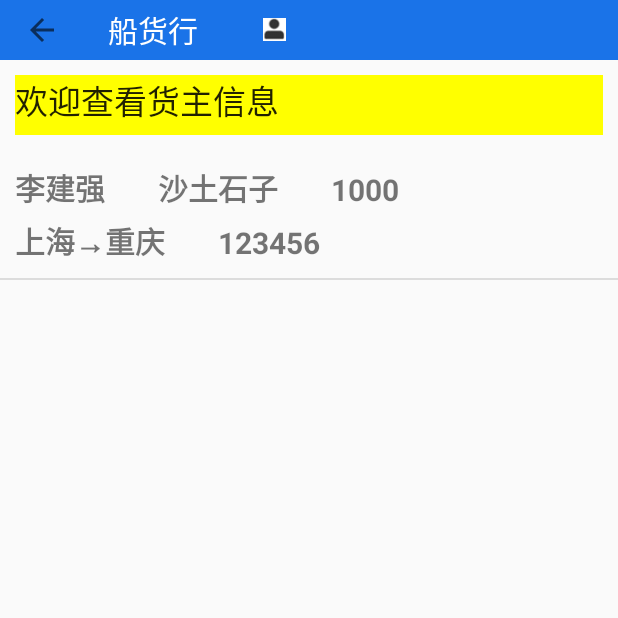
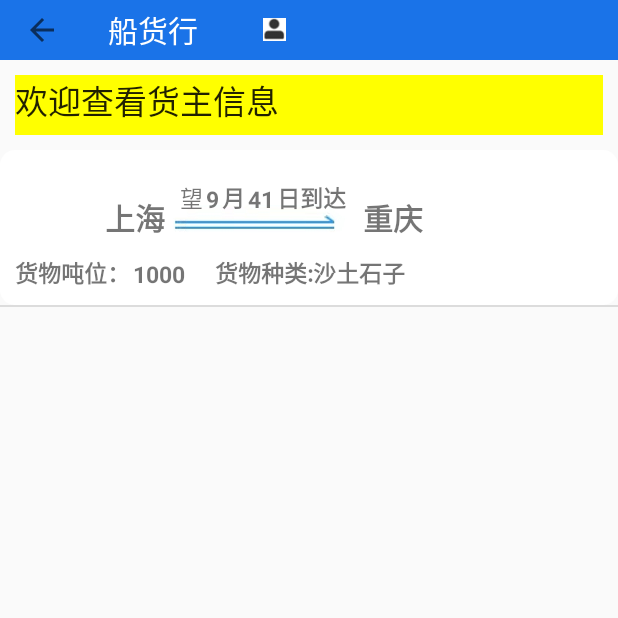
Before and after one commit to codejoker-c/water-transport-research, an Android app: the InfoList screen opened directly, with no data from a screen before it, on a phone screen of 412 x 824 dp, the top half of it. Run offline under Robolectric (Android 15) with nearby library versions, the phone set to English and light mode, and no system bars; our stand-ins replace Room's generated code.

Commit message:
货物信息查询更新！

```diff
--- a/HelloWorld/app/src/main/AndroidManifest.xml
+++ b/HelloWorld/app/src/main/AndroidManifest.xml
@@ -9,6 +9,9 @@
         android:roundIcon="@mipmap/ic_launcher_round"
         android:supportsRtl="true"
         android:theme="@style/Theme.AppCompat.Light.NoActionBar">
+        <activity
+            android:name=".InfoDesc"
+            android:exported="false" />
         <activity
             android:name=".CargoQuery"
             android:exported="false" />
@@ -71,7 +74,7 @@
         </activity>
         <activity
             android:name=".MainActivity"
-            android:exported="false"></activity>
+            android:exported="false" />
     </application>
 
 </manifest>
--- a/HelloWorld/app/src/main/java/com/example/helloworld/HomeMenuActivity.java
+++ b/HelloWorld/app/src/main/java/com/example/helloworld/HomeMenuActivity.java
@@ -29,7 +29,7 @@ public class HomeMenuActivity extends AppCompatActivity {
 
     List<View> viewList;    //ViewPager的数据源
     //<ImageView>pointList;  //存放显示器小点点的集
-    int[] picIds = {R.mipmap.test, R.mipmap.dragon, R.mipmap.mercury, R.mipmap.joker};
+    int[] picIds = {R.mipmap.slide_1,R.mipmap.test, R.mipmap.dragon, R.mipmap.mercury};
     private AboutAdapter adapter;
 
     Handler handler = new Handler() {
--- a/HelloWorld/app/src/main/java/com/example/helloworld/InfoListAdapter.java
+++ b/HelloWorld/app/src/main/java/com/example/helloworld/InfoListAdapter.java
@@ -14,9 +14,10 @@ import com.example.helloworld.database.user_Cargo;
 
 import java.util.List;
 
-public class InfoListAdapter extends RecyclerView.Adapter<InfoListAdapter.ViewHolder> {
+public class InfoListAdapter extends RecyclerView.Adapter<InfoListAdapter.ViewHolder>  implements View.OnClickListener{
     Context context;
     List<user_Cargo> CargoData;
+    private RecyclerView recyclerView;
 
     public InfoListAdapter(Context context, List<user_Cargo> cargoData) {
         this.context = context;
@@ -32,6 +33,7 @@ public class InfoListAdapter extends RecyclerView.Adapter<InfoListAdapter.ViewHo
     @Override
     public ViewHolder onCreateViewHolder(@NonNull ViewGroup parent, int viewType) {
         View itemView = LayoutInflater.from(parent.getContext()).inflate(R.layout.item_infolist, parent, false);
+        itemView.setOnClickListener(this);
         ViewHolder viewHolder = new ViewHolder(itemView);
         return viewHolder;
     }
@@ -39,12 +41,12 @@ public class InfoListAdapter extends RecyclerView.Adapter<InfoListAdapter.ViewHo
     @Override
     public void onBindViewHolder(@NonNull ViewHolder holder, int position) {
         user_Cargo user_cargo = CargoData.get(position);
-        holder.cargo_name.setText(user_cargo.name);
-        holder.cargo_phone.setText(user_cargo.phone);
+        //holder.cargo_name.setText(user_cargo.name);
+        //holder.cargo_phone.setText(user_cargo.phone);
         holder.cargo_kind.setText(user_cargo.cargo_type);
         holder.cargo_site.setText(user_cargo.depart);
         holder.cargo_des.setText(user_cargo.destin);
-        holder.cargo_arrow.setText("→");
+        //holder.cargo_arrow.setText("→");
         holder.cargo_weight.setText(String.valueOf(user_cargo.cargo_weight));
     }
 
@@ -62,16 +64,54 @@ public class InfoListAdapter extends RecyclerView.Adapter<InfoListAdapter.ViewHo
 
         public ViewHolder(View view) {
             super(view);
-            cargo_name = view.findViewById(R.id.cargo_name);
+            //cargo_name = view.findViewById(R.id.cargo_name);
             cargo_kind = view.findViewById(R.id.cargo_kind);
             cargo_weight = view.findViewById(R.id.cargo_weight);
             cargo_site = view.findViewById(R.id.cargo_site);
-            cargo_arrow = view.findViewById(R.id.cargo_arrow);
+            //cargo_arrow = view.findViewById(R.id.cargo_arrow);
             cargo_des = view.findViewById(R.id.cargo_des);
-            cargo_phone = view.findViewById(R.id.cargo_phone);
+            //cargo_phone = view.findViewById(R.id.cargo_phone);
 
         }
 
 
     }
+
+    @Override
+    public void onClick(View view) {
+        //根据RecyclerView获得当前View的位置
+        int position = recyclerView.getChildAdapterPosition(view);
+        //程序执行到此，会去执行具体实现的onItemClick()方法
+        if (onItemClickListener!=null){
+            onItemClickListener.onItemClick(recyclerView,view,position,CargoData.get(position));
+        }
+    }
+
+    private OnItemClickListener onItemClickListener;
+    public void setOnItemClickListener(OnItemClickListener onItemClickListener){
+        this.onItemClickListener = onItemClickListener;
+    }
+
+    /**
+     * 定义RecyclerView选项单击事件的回调接口
+     */
+    public interface OnItemClickListener{
+        //参数（父组件，当前单击的View,单击的View的位置，数据）
+        void onItemClick(RecyclerView parent,View view, int position, user_Cargo data);
+    }
+
+
+    @Override
+    public void onAttachedToRecyclerView(RecyclerView recyclerView) {
+        super.onAttachedToRecyclerView(recyclerView);
+        this.recyclerView= recyclerView;
+    }
+    /**
+     *   将RecycleView从Adapter解除
+     */
+    @Override
+    public void onDetachedFromRecyclerView(RecyclerView recyclerView) {
+        super.onDetachedFromRecyclerView(recyclerView);
+        this.recyclerView = null;
+    }
 }
--- a/HelloWorld/app/src/main/java/com/example/helloworld/database/User.java
+++ b/HelloWorld/app/src/main/java/com/example/helloworld/database/User.java
@@ -6,9 +6,11 @@ import androidx.room.Entity;
 import androidx.room.Ignore;
 import androidx.room.PrimaryKey;
 
+import java.io.Serializable;
+
 
 @Entity(tableName = "User")
-public class User {
+public class User implements Serializable {
 
     @PrimaryKey(autoGenerate = true)
     @NonNull
--- a/HelloWorld/app/src/main/java/com/example/helloworld/database/user_Boat.java
+++ b/HelloWorld/app/src/main/java/com/example/helloworld/database/user_Boat.java
@@ -4,8 +4,10 @@ import androidx.annotation.NonNull;
 import androidx.room.Entity;
 import androidx.room.Ignore;
 
+import java.io.Serializable;
+
 @Entity(tableName = "user_Boat")
-public class user_Boat extends User {
+public class user_Boat extends User implements Serializable {
     //后续这些数据都有可能更改，故使用public更方便
     public String name;
 
--- a/HelloWorld/app/src/main/java/com/example/helloworld/database/user_Cargo.java
+++ b/HelloWorld/app/src/main/java/com/example/helloworld/database/user_Cargo.java
@@ -3,8 +3,10 @@ package com.example.helloworld.database;
 import androidx.room.Entity;
 import androidx.room.Ignore;
 
+import java.io.Serializable;
+
 @Entity(tableName = "user_Cargo")
-public class user_Cargo extends User {
+public class user_Cargo extends User implements Serializable {    //你这个是可以序列化的
     public String name;
 
     public String phone;
--- /dev/null
+++ b/HelloWorld/app/src/main/res/drawable/item_round.xml
@@ -0,0 +1,12 @@
+<?xml version="1.0" encoding="utf-8"?>
+<shape xmlns:android="http://schemas.android.com/apk/res/android"
+
+    android:shape="rectangle">
+    <solid
+        android:color="@color/white"
+        ></solid>
+    <corners
+        android:radius="10dip"></corners>
+
+
+</shape>
--- a/HelloWorld/app/src/main/res/layout/activity_cargo_message_input.xml
+++ b/HelloWorld/app/src/main/res/layout/activity_cargo_message_input.xml
@@ -59,7 +59,7 @@
         android:layout_height="wrap_content"
         android:layout_marginLeft="10dp"
         android:layout_marginTop="250dp"
-        android:text="货重(kg):"
+        android:text="货重(吨):"
         android:textAppearance="@style/TextAppearance.AppCompat.Medium"></TextView>
 
     <EditText
--- a/HelloWorld/app/src/main/res/layout/activity_info_list.xml
+++ b/HelloWorld/app/src/main/res/layout/activity_info_list.xml
@@ -12,13 +12,13 @@
         android:layout_width="match_parent"
         android:layout_height="60dp"
         android:padding="10dp">
+
         <TextView
             android:layout_width="match_parent"
             android:layout_height="match_parent"
+            android:background="@color/yellow"
             android:text="欢迎查看货主信息"
-            android:background="@color/yellow"
-            android:textAppearance="@style/TextAppearance.AppCompat.Large"
-            />
+            android:textAppearance="@style/TextAppearance.AppCompat.Large" />
     </RelativeLayout>
 
 <!--    <ListView
--- a/HelloWorld/app/src/main/res/layout/item_aboutvp.xml
+++ b/HelloWorld/app/src/main/res/layout/item_aboutvp.xml
@@ -7,8 +7,8 @@
         android:id="@+id/item_aboutvp_iv"
         android:layout_width="match_parent"
         android:layout_height="230dp"
-        android:src="@mipmap/test"
-        android:scaleType="centerCrop"
+        android:src="@mipmap/slide_1"
+        android:scaleType="fitXY"
 
         ></ImageView>
 
--- a/HelloWorld/app/src/main/res/layout/item_infolist.xml
+++ b/HelloWorld/app/src/main/res/layout/item_infolist.xml
@@ -2,95 +2,139 @@
 <RelativeLayout xmlns:android="http://schemas.android.com/apk/res/android"
     android:padding="10dp"
     android:layout_width="match_parent"
-    android:layout_height="wrap_content">
+    android:layout_height="wrap_content"
+    android:background="@drawable/item_round">
 
     <TextView
-        android:id="@+id/cargo_name"
+        android:id="@+id/cargo_site"
         android:layout_width="wrap_content"
         android:layout_height="wrap_content"
-        android:text="货主姓名"
+        android:layout_alignParentLeft="true"
+        android:layout_alignParentTop="true"
+        android:layout_marginLeft="60dp"
+        android:layout_marginTop="20dp"
+        android:text="出发"
+        android:textSize="20sp"
+        android:textStyle="bold"></TextView>
+
+    <ImageView
+        android:id="@+id/cargo_arrow"
+        android:layout_width="wrap_content"
+        android:layout_height="wrap_content"
+        android:background="@mipmap/arrow"
+        android:layout_toRightOf="@id/cargo_site"
+        android:layout_alignBottom="@id/cargo_site"
+        ></ImageView>
+
+
+    <TextView
+        android:id="@+id/cargo_des"
+        android:layout_width="wrap_content"
+        android:layout_height="wrap_content"
+        android:layout_alignBottom="@id/cargo_arrow"
+        android:layout_marginLeft="10dp"
+        android:layout_toRightOf="@+id/cargo_arrow"
+        android:text="目的"
+        android:textSize="20sp"
+        android:textStyle="bold"></TextView>
+
+    <TextView
+        android:id="@+id/const_weight"
+        android:layout_width="wrap_content"
+        android:layout_height="wrap_content"
+        android:text="货物吨位："
         android:textStyle="bold"
-        android:textSize="20sp"
+        android:textSize="15sp"
+        android:layout_marginTop="60dp"
+        ></TextView>
 
-        ></TextView>
+    <TextView
+        android:id="@+id/cargo_weight"
+        android:layout_width="wrap_content"
+        android:layout_height="wrap_content"
+        android:layout_alignBottom="@id/const_weight"
+        android:layout_marginLeft="2dp"
+        android:layout_toRightOf="@id/const_weight"
+        android:text="货物重量"
+        android:textSize="15sp"
+        android:textStyle="bold"></TextView>
+
+    <TextView
+        android:id="@+id/const_kind"
+        android:layout_width="wrap_content"
+        android:layout_height="wrap_content"
+        android:layout_alignBottom="@id/cargo_weight"
+        android:layout_marginLeft="20dp"
+        android:layout_toRightOf="@+id/cargo_weight"
+        android:text="货物种类:"
+        android:textSize="15sp"
+        android:textStyle="bold"></TextView>
 
     <TextView
         android:id="@+id/cargo_kind"
         android:layout_width="wrap_content"
         android:layout_height="wrap_content"
-        android:layout_alignBottom="@id/cargo_name"
-        android:layout_marginLeft="35dp"
-        android:layout_toRightOf="@id/cargo_name"
+        android:layout_alignBottom="@id/const_kind"
+        android:layout_toRightOf="@+id/const_kind"
         android:text="货物种类"
-        android:textSize="20sp"
+        android:textSize="15sp"
         android:textStyle="bold"></TextView>
+
+    <TextView
+        android:id="@+id/const_hope"
+        android:layout_width="wrap_content"
+        android:layout_height="wrap_content"
+        android:layout_marginLeft="110dp"
+        android:layout_marginTop="10dp"
+        android:text="望"
+        android:textSize="15sp"></TextView>
 
 
     <TextView
-        android:id="@+id/cargo_weight"
+        android:id="@+id/cargo_month"
         android:layout_width="wrap_content"
         android:layout_height="wrap_content"
-        android:layout_alignBottom="@id/cargo_kind"
-        android:layout_marginLeft="35dp"
-        android:layout_toRightOf="@id/cargo_kind"
-        android:text="货物重量"
-        android:textSize="20sp"
+        android:layout_toRightOf="@id/const_hope"
+        android:layout_alignBottom="@id/const_hope"
+        android:layout_marginLeft="2dp"
+        android:text="9"
+        android:textSize="15sp"
         android:textStyle="bold"></TextView>
 
     <TextView
-        android:id="@+id/cargo_site"
+        android:id="@+id/const_month"
         android:layout_width="wrap_content"
         android:layout_height="wrap_content"
-        android:layout_alignLeft="@id/cargo_name"
-
-        android:layout_marginTop="35dp"
-        android:text="货物所在地"
-        android:textSize="20sp"
+        android:text="月"
+        android:textSize="15sp"
         android:textStyle="bold"
+        android:layout_toRightOf="@id/cargo_month"
+        android:layout_alignBottom="@id/cargo_month"
+        android:layout_marginLeft="2dp"
         ></TextView>
 
     <TextView
-        android:id="@+id/cargo_arrow"
+        android:id="@+id/cargo_day"
         android:layout_width="wrap_content"
         android:layout_height="wrap_content"
-        android:textStyle="bold"
-        android:text="→"
-        android:textSize="20sp"
-        android:layout_toRightOf="@id/cargo_site"
-        android:layout_alignBottom="@id/cargo_site"
-        ></TextView>
+        android:layout_toRightOf="@id/const_month"
+        android:layout_alignBottom="@id/const_month"
+        android:layout_marginLeft="2dp"
+        android:text="41"
+        android:textSize="15sp"
+        android:textStyle="bold"></TextView>
 
     <TextView
-        android:id="@+id/cargo_des"
+        android:id="@+id/const_day"
         android:layout_width="wrap_content"
         android:layout_height="wrap_content"
-        android:layout_toRightOf="@id/cargo_arrow"
-        android:layout_marginTop="35dp"
-        android:text="货物目的地"
-        android:textSize="20sp"
+        android:text="日到达"
+        android:textSize="15sp"
         android:textStyle="bold"
+        android:layout_toRightOf="@id/cargo_day"
+        android:layout_alignBottom="@id/cargo_month"
+        android:layout_marginLeft="2dp"
         ></TextView>
-
-    <TextView
-        android:id="@+id/cargo_phone"
-        android:layout_width="wrap_content"
-        android:layout_height="wrap_content"
-        android:layout_toRightOf="@id/cargo_des"
-        android:layout_alignBottom="@id/cargo_des"
-        android:layout_marginLeft="35dp"
-        android:text="货主手机号"
-        android:textSize="20sp"
-        android:textStyle="bold"
-        ></TextView>
-
-<!--
-    <TextView
-        android:layout_width="match_parent"
-        android:layout_height="2dp"
-        android:layout_alignBottom="@id/cargo_phone"
-        android:background="@color/black"
-        ></TextView>
--->
 
 
 </RelativeLayout>
```
Also changed, not shown: HelloWorld/app/src/main/java/com/example/helloworld/InfoDesc.java (added, +47 -0 lines), HelloWorld/app/src/main/java/com/example/helloworld/InfoList.java (+15 -0 lines), HelloWorld/app/src/main/res/layout/activity_boat_message_input.xml (+3 -4 lines), HelloWorld/app/src/main/res/layout/activity_info_desc.xml (added, +188 -0 lines), HelloWorld/app/src/main/res/mipmap-xxhdpi/arrow.png (added), HelloWorld/app/src/main/res/mipmap-xxhdpi/slide_1.jpg (added).
